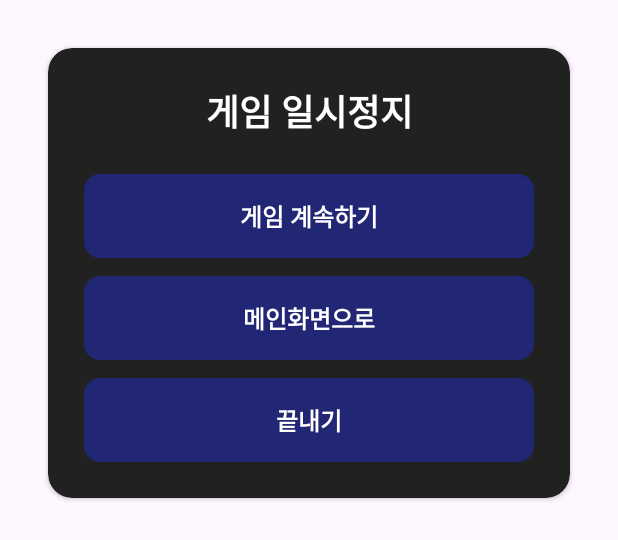
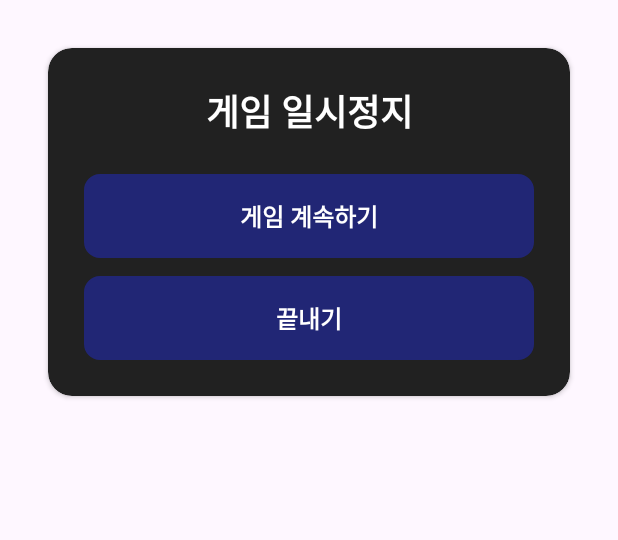
Before and after one commit to limsemin1234/p40, an Android app: the layout dialog_pause_menu.xml on its own in the app's theme, with its tools: preview values and no code run, on a phone screen of 412 x 824 dp. Shown: the top 540 px of the screen. Run offline under Robolectric (Android 15) with nearby library versions, the phone set to English and light mode, and no system bars.

Commit message:
2025.05.06(3일차)

```diff
--- a/app/src/main/java/com/example/p40/game/BossKillListener.kt
+++ b/app/src/main/java/com/example/p40/game/BossKillListener.kt
@@ -6,6 +6,7 @@ package com.example.p40.game
 interface BossKillListener {
     /**
      * 보스가 처치되었을 때 호출됩니다.
+     * @param wave 보스가 처치된 웨이브 번호
      */
-    fun onBossKilled()
+    fun onBossKilled(wave: Int)
 }
--- a/app/src/main/res/layout/dialog_game_over.xml
+++ b/app/src/main/res/layout/dialog_game_over.xml
@@ -57,7 +57,7 @@
             android:gravity="center"
             android:layout_marginBottom="36dp"
             android:drawableStart="@drawable/ic_coin"
-            android:drawablePadding="8dp"/>
+            android:drawablePadding="4dp"/>
 
         <LinearLayout
             android:layout_width="match_parent"
--- a/app/src/main/res/layout/dialog_pause_menu.xml
+++ b/app/src/main/res/layout/dialog_pause_menu.xml
@@ -47,19 +47,6 @@
                 android:textColor="#FFFFFF"/>
 
             <Button
-                android:id="@+id/btnMainMenu"
-                android:layout_width="match_parent"
-                android:layout_height="wrap_content"
-                android:text="메인화면으로"
-                android:textSize="16sp"
-                android:textStyle="bold"
-                android:padding="12dp"
-                android:layout_marginBottom="12dp"
-                android:background="@drawable/main_button_selector"
-                android:backgroundTint="@null"
-                android:textColor="#FFFFFF"/>
-
-            <Button
                 android:id="@+id/btnExitGame"
                 android:layout_width="match_parent"
                 android:layout_height="wrap_content"
```
Also changed, not shown: app/src/main/java/com/example/p40/GameFragment.kt (+35 -65 lines), app/src/main/java/com/example/p40/game/GameConfig.kt (+14 -0 lines), app/src/main/java/com/example/p40/game/GameLogic.kt (+5 -2 lines).
